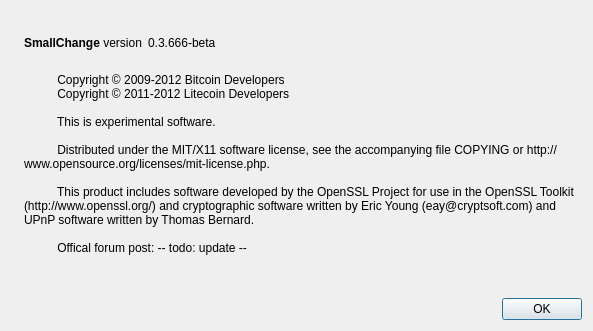
First picture: the form in src/qt/forms/aboutdialog.ui, repository thaReal/DannyCoin, before the edit.
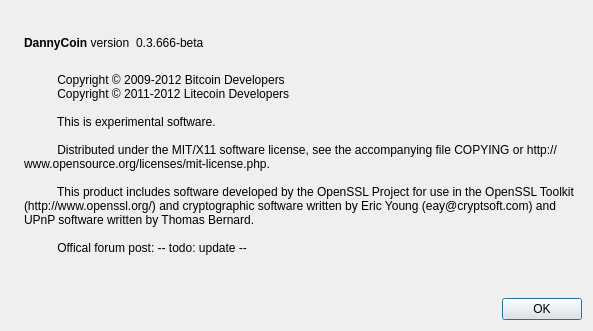
Second picture: the form after the edit. Icons and pictures are not drawn.

Commit message: First pass at changing name to 'DannyCoin'

The edit to the form file:
```diff
--- a/src/qt/forms/aboutdialog.ui
+++ b/src/qt/forms/aboutdialog.ui
@@ -50,7 +50,7 @@
           <cursorShape>IBeamCursor</cursorShape>
          </property>
          <property name="text">
-          <string>&lt;b&gt;SmallChange&lt;/b&gt; version</string>
+          <string>&lt;b&gt;DannyCoin&lt;/b&gt; version</string>
          </property>
          <property name="textInteractionFlags">
           <set>Qt::LinksAccessibleByMouse|Qt::TextSelectableByKeyboard|Qt::TextSelectableByMouse</set>
```
Left out of the diff: 2 changed lines with no effect on the pictures. The commit also changes 31 other files.
